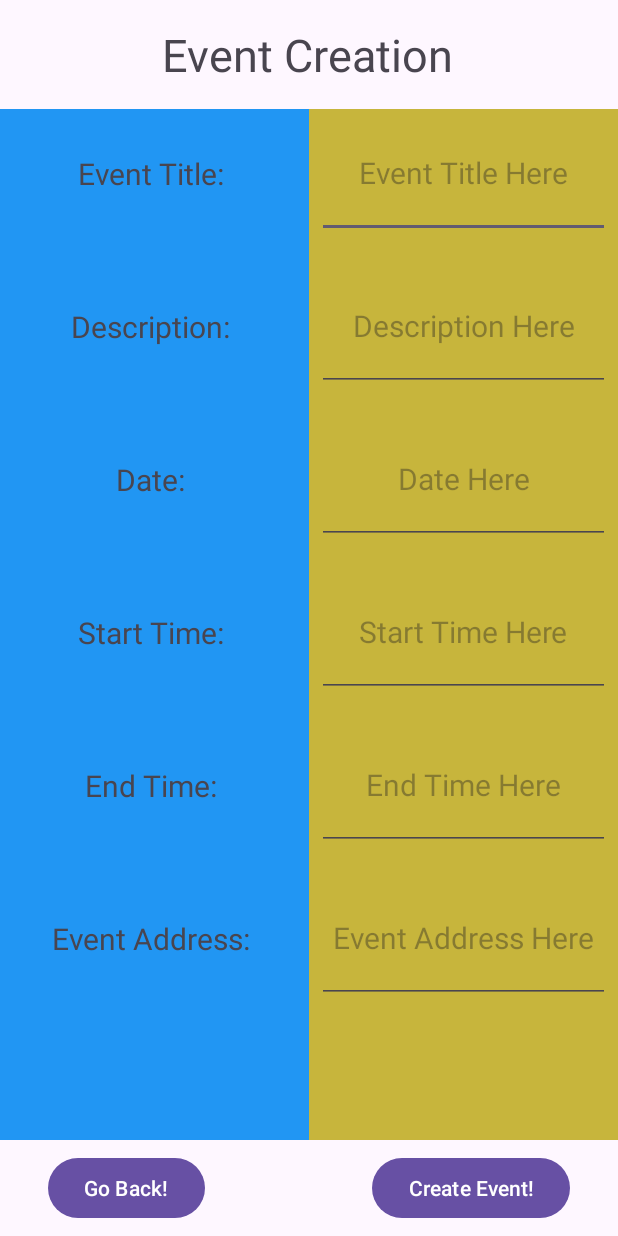
After one commit to uOttawaSEG/Event-Attendance-Management-System-EAMS-App, an Android app: the EventRegistrationPage screen opened directly, with no data from a screen before it, on a phone screen of 412 x 824 dp. The commit adds this screen. Run offline under Robolectric (Android 15) with nearby library versions, the phone set to English and light mode, and no system bars.

Commit message:
started delivrable 3

```diff
--- a/app/src/main/AndroidManifest.xml
+++ b/app/src/main/AndroidManifest.xml
@@ -15,6 +15,12 @@
         android:supportsRtl="true"
         android:theme="@style/Theme.User_Interface_Login_Page"
         tools:targetApi="31">
+        <activity
+            android:name=".EventRegistrationPage"
+            android:exported="false" />
+        <activity
+            android:name=".OrganizerWelcomePage"
+            android:exported="false" />
         <activity
             android:name=".AdministratorWelcomePage"
             android:exported="false" />
--- /dev/null
+++ b/app/src/main/java/com/example/user_interface_login_page/EventRegistrationPage.java
@@ -0,0 +1,74 @@
+package com.example.user_interface_login_page;
+
+import android.os.Bundle;
+import android.widget.Button;
+import android.widget.EditText;
+import java.util.Calendar;
+
+import androidx.activity.EdgeToEdge;
+import androidx.appcompat.app.AppCompatActivity;
+import androidx.core.graphics.Insets;
+import androidx.core.view.ViewCompat;
+import androidx.core.view.WindowInsetsCompat;
+
+public class EventRegistrationPage extends AppCompatActivity {
+
+    private Button backButtonEvent;
+    private Button createButtonEvent;
+    private EditText eventTitleET;
+    private EditText descriptionET;
+    private EditText dateET;
+    private EditText startTimeET;
+    private EditText endTimeET;
+    private EditText eventAddressET;
+
+    @Override
+    protected void onCreate(Bundle savedInstanceState) {
+        super.onCreate(savedInstanceState);
+        EdgeToEdge.enable(this);
+        setContentView(R.layout.activity_event_registration_page);
+        ViewCompat.setOnApplyWindowInsetsListener(findViewById(R.id.main), (v, insets) -> {
+            Insets systemBars = insets.getInsets(WindowInsetsCompat.Type.systemBars());
+            v.setPadding(systemBars.left, systemBars.top, systemBars.right, systemBars.bottom);
+            return insets;
+        });
+
+        initViews();
+        SetOnClickListeners();
+    }
+
+    private void SetOnClickListeners() {
+       this.backButtonEvent.setOnClickListener( v -> {
+           //Create intent to go back to Organizer login page
+       });
+
+       this.createButtonEvent.setOnClickListener( v -> {
+           //Create intent to go back to organizer registration page, however, first validate all entered fields
+       });
+
+       this.dateET.setOnClickListener( v -> {
+           //Pull up calendar and get date. Afterwards, place date into dateET textview
+       });
+
+       this.startTimeET.setOnClickListener( v -> {
+           //Pull up clock and get time. Afterwards, place date into startTimeET textview
+       });
+
+       this.endTimeET.setOnClickListener( v -> {
+           //Pull up clock and get time. Afterwards, place date into endTimeET textview
+       });
+    }
+
+    private void initViews() {
+        this.backButtonEvent = findViewById(R.id.backButtonEvent);
+        this.createButtonEvent = findViewById(R.id.createButtonEvent);
+        this.eventTitleET = findViewById(R.id.eventTitleET);
+        this.descriptionET = findViewById(R.id.descriptionET);
+        this.dateET = findViewById(R.id.dateET);
+        this.startTimeET = findViewById(R.id.startTimeET);
+        this.endTimeET = findViewById(R.id.endTimeET);
+        this.eventAddressET = findViewById(R.id.eventAddressET);
+    }
+
+
+}
--- a/app/src/main/java/com/example/user_interface_login_page/OrganiserRegisterPage.java
+++ b/app/src/main/java/com/example/user_interface_login_page/OrganiserRegisterPage.java
@@ -80,7 +80,7 @@ public class OrganiserRegisterPage extends AppCompatActivity {
                 Bundle b = new Bundle();
                 b.putString("userID", organizer.getUserID());
                 intent.putExtras(b);
-                Toast registrationToast= Toast.makeText(getApplicationContext(),"Your registration request is now being approved!", Toast.LENGTH_LONG);
+                Toast registrationToast= Toast.makeText(getApplicationContext(),"Your registration request is now being processed!", Toast.LENGTH_LONG);
                 registrationToast.setGravity(Gravity.CENTER, 0, 0);
                 registrationToast.show();
                 startActivity(intent);
--- /dev/null
+++ b/app/src/main/res/layout/activity_event_registration_page.xml
@@ -0,0 +1,203 @@
+<?xml version="1.0" encoding="utf-8"?>
+<androidx.constraintlayout.widget.ConstraintLayout xmlns:android="http://schemas.android.com/apk/res/android"
+    xmlns:app="http://schemas.android.com/apk/res-auto"
+    xmlns:tools="http://schemas.android.com/tools"
+    android:id="@+id/main"
+    android:layout_width="match_parent"
+    android:layout_height="match_parent"
+    tools:context=".EventRegistrationPage">
+
+    <TextView
+        android:id="@+id/headerEventCreation"
+        android:layout_width="wrap_content"
+        android:layout_height="wrap_content"
+        android:layout_marginTop="16sp"
+        android:text="Event Creation"
+        android:textSize="30sp"
+        app:layout_constraintBottom_toTopOf="@+id/linearLayoutLeft"
+        app:layout_constraintEnd_toEndOf="parent"
+        app:layout_constraintHorizontal_bias="0.495"
+        app:layout_constraintStart_toStartOf="parent"
+        app:layout_constraintTop_toTopOf="parent" />
+
+    <!-- Left LinearLayout -->
+    <LinearLayout
+        android:id="@+id/linearLayoutLeft"
+        android:layout_width="0sp"
+        android:layout_height="0sp"
+        android:layout_marginTop="16sp"
+        android:layout_marginBottom="8sp"
+        android:background="#2196F3"
+        android:orientation="vertical"
+        app:layout_constraintBottom_toTopOf="@+id/createButtonEvent"
+        app:layout_constraintEnd_toStartOf="@+id/linearLayoutRight"
+        app:layout_constraintStart_toStartOf="parent"
+        app:layout_constraintTop_toBottomOf="@+id/headerEventCreation"
+        app:layout_constraintWidth_percent="0.5">
+
+        <!-- Add your views here for the left LinearLayout -->
+
+        <TextView
+            android:id="@+id/eventTitleText"
+            android:layout_width="match_parent"
+            android:layout_height="@dimen/default_read_and_edit_text_height"
+            android:gravity="center"
+            android:text="Event Title: "
+            android:textSize="20sp" />
+
+        <TextView
+            android:id="@+id/descriptionText"
+            android:layout_width="match_parent"
+            android:layout_height="@dimen/default_read_and_edit_text_height"
+            android:layout_marginTop="@dimen/default_top_margin"
+            android:gravity="center"
+            android:text="Description: "
+            android:textSize="20sp" />
+
+        <TextView
+            android:id="@+id/dateText"
+            android:layout_width="match_parent"
+            android:layout_height="@dimen/default_read_and_edit_text_height"
+            android:layout_marginTop="@dimen/default_top_margin"
+            android:gravity="center"
+            android:text="Date: "
+            android:textSize="20sp" />
+
+        <TextView
+            android:id="@+id/startTimeText"
+            android:layout_width="match_parent"
+            android:layout_height="@dimen/default_read_and_edit_text_height"
+            android:layout_marginTop="@dimen/default_top_margin"
+            android:gravity="center"
+            android:text="Start Time: "
+            android:textSize="20sp" />
+
+        <TextView
+            android:id="@+id/endTimeText"
+            android:layout_width="match_parent"
+            android:layout_height="@dimen/default_read_and_edit_text_height"
+            android:layout_marginTop="@dimen/default_top_margin"
+            android:gravity="center"
+            android:text="End Time: "
+            android:textSize="20sp" />
+
+        <TextView
+            android:id="@+id/eventAddressText"
+            android:layout_width="match_parent"
+            android:layout_height="@dimen/default_read_and_edit_text_height"
+            android:layout_marginTop="@dimen/default_top_margin"
+            android:gravity="center"
+            android:text="Event Address: "
+            android:textSize="20sp" />
+    </LinearLayout>
+
+    <!-- Right LinearLayout -->
+    <LinearLayout
+        android:id="@+id/linearLayoutRight"
+        android:layout_width="0sp"
+        android:layout_height="0sp"
+        android:layout_marginTop="16sp"
+        android:layout_marginBottom="8sp"
+        android:background="#C7B53C"
+        android:orientation="vertical"
+        app:layout_constraintBottom_toTopOf="@+id/createButtonEvent"
+        app:layout_constraintEnd_toEndOf="parent"
+        app:layout_constraintStart_toEndOf="@+id/linearLayoutLeft"
+        app:layout_constraintTop_toBottomOf="@+id/headerEventCreation"
+        app:layout_constraintWidth_percent="0.5">
+
+        <!-- Add your views here for the right LinearLayout -->
+
+        <EditText
+            android:id="@+id/eventTitleET"
+            android:layout_width="match_parent"
+            android:layout_height="@dimen/default_read_and_edit_text_height"
+            android:layout_marginHorizontal="@dimen/default_margin_sign_up_fields"
+            android:ems="10"
+            android:gravity="center"
+            android:hint="Event Title Here"
+            android:inputType="text"
+            android:textSize="20sp" />
+
+        <EditText
+            android:id="@+id/descriptionET"
+            android:layout_width="match_parent"
+            android:layout_height="@dimen/default_read_and_edit_text_height"
+            android:layout_marginHorizontal="@dimen/default_margin_sign_up_fields"
+            android:layout_marginTop="@dimen/default_top_margin"
+            android:ems="10"
+            android:gravity="center"
+            android:hint="Description Here"
+            android:inputType="text"
+            android:textSize="20sp" />
+
+        <EditText
+            android:id="@+id/dateET"
+            android:layout_width="match_parent"
+            android:layout_height="@dimen/default_read_and_edit_text_height"
+            android:layout_marginHorizontal="@dimen/default_margin_sign_up_fields"
+            android:layout_marginTop="@dimen/default_top_margin"
+            android:ems="10"
+            android:gravity="center"
+            android:hint="Date Here"
+            android:inputType="text"
+            android:textSize="20sp" />
+
+        <EditText
+            android:id="@+id/startTimeET"
+            android:layout_width="match_parent"
+            android:layout_height="@dimen/default_read_and_edit_text_height"
+            android:layout_marginHorizontal="@dimen/default_margin_sign_up_fields"
+            android:layout_marginTop="@dimen/default_top_margin"
+            android:ems="10"
+            android:gravity="center"
+            android:hint="Start Time Here"
+            android:inputType="text"
+            android:textSize="20sp" />
+
+        <EditText
+            android:id="@+id/endTimeET"
+            android:layout_width="match_parent"
+            android:layout_height="@dimen/default_read_and_edit_text_height"
+            android:layout_marginHorizontal="@dimen/default_margin_sign_up_fields"
+            android:layout_marginTop="@dimen/default_top_margin"
+            android:ems="10"
+            android:gravity="center"
+            android:hint="End Time Here"
+            android:inputType="text"
+            android:textSize="20sp" />
+
+        <EditText
+            android:id="@+id/eventAddressET"
+            android:layout_width="match_parent"
+            android:layout_height="@dimen/default_read_and_edit_text_height"
+            android:layout_marginHorizontal="@dimen/default_margin_sign_up_fields"
+            android:layout_marginTop="@dimen/default_top_margin"
+            android:ems="10"
+            android:gravity="center"
+            android:hint="Event Address Here"
+            android:inputType="text"
+            android:textSize="20sp" />
+    </LinearLayout>
+
+    <Button
+        android:id="@+id/createButtonEvent"
+        android:layout_width="wrap_content"
+        android:layout_height="wrap_content"
+        android:layout_marginEnd="32sp"
+        android:layout_marginBottom="8sp"
+        android:text="Create Event!"
+        app:layout_constraintBottom_toBottomOf="parent"
+        app:layout_constraintEnd_toEndOf="parent" />
+
+    <Button
+        android:id="@+id/backButtonEvent"
+        android:layout_width="wrap_content"
+        android:layout_height="wrap_content"
+        android:layout_marginStart="32sp"
+        android:layout_marginBottom="8sp"
+        android:text="Go Back!"
+        app:layout_constraintBottom_toBottomOf="parent"
+        app:layout_constraintStart_toStartOf="parent" />
+
+</androidx.constraintlayout.widget.ConstraintLayout>
```
Also changed, not shown: app/src/main/java/com/example/user_interface_login_page/Event.java (added, +70 -0 lines), app/src/main/java/com/example/user_interface_login_page/OrganizerWelcomePage.java (added, +51 -0 lines), app/src/main/res/layout/activity_organizer_welcome_page.xml (added, +78 -0 lines).
